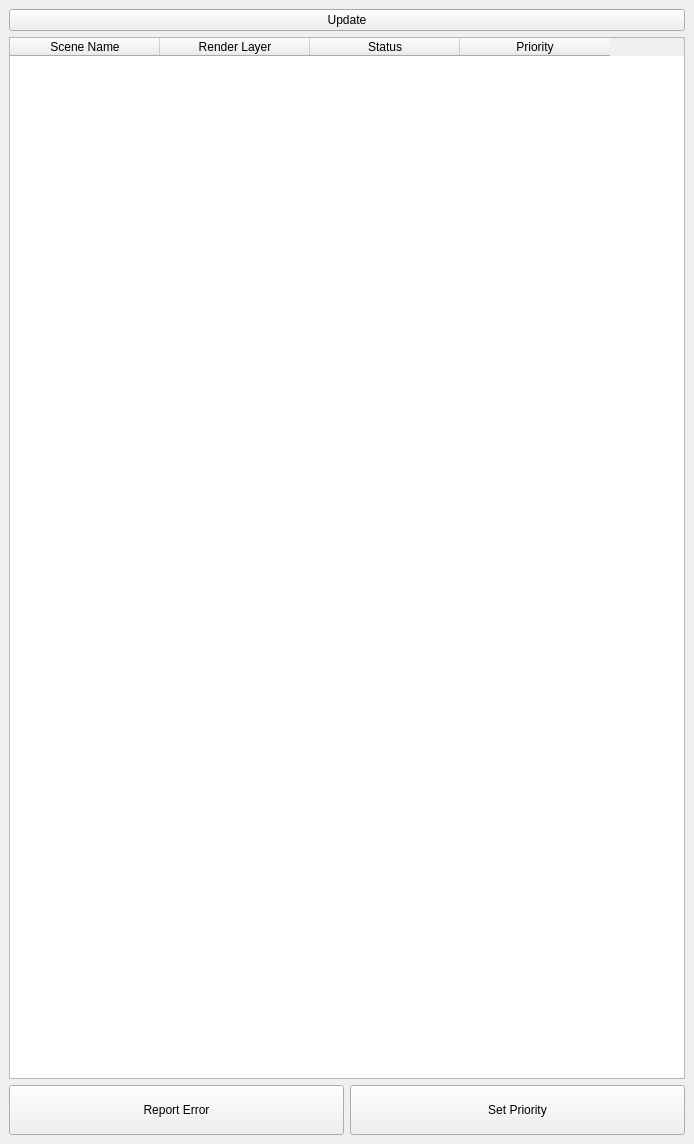
Qt form ui/CompStack_mainWindow.ui (vfxsnake/MVM_Pipe) before a commit.
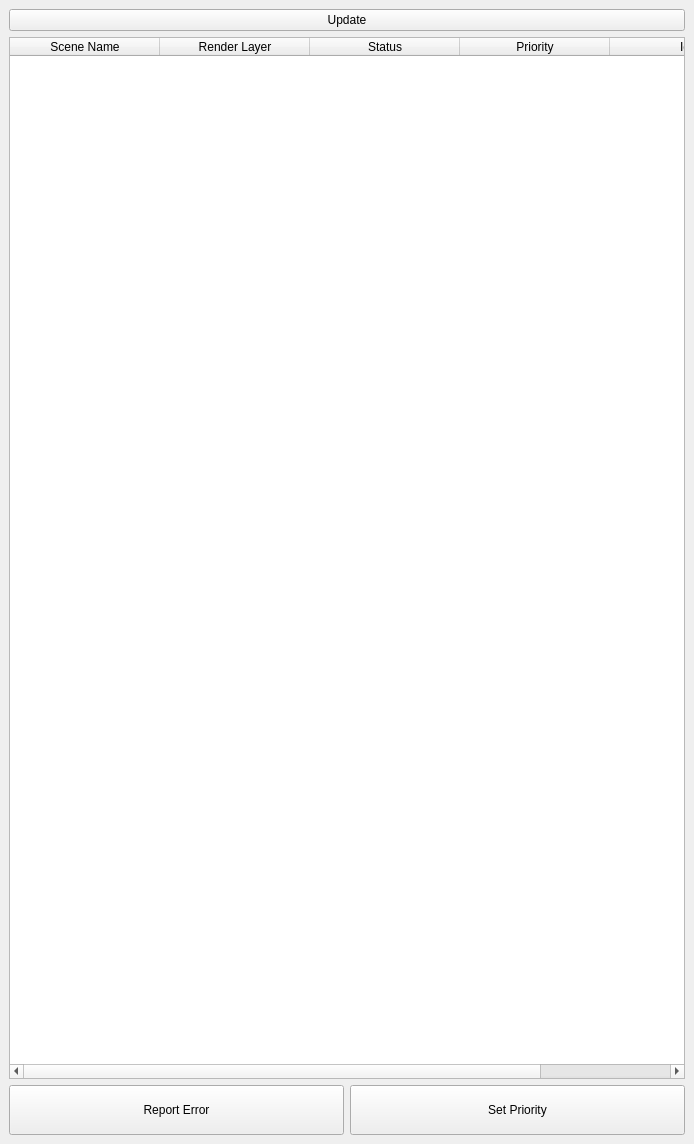
The same form after that commit.

The edit to the form file:
```diff
--- a/ui/CompStack_mainWindow.ui
+++ b/ui/CompStack_mainWindow.ui
@@ -65,6 +65,11 @@
           <string>Priority</string>
          </property>
         </column>
+        <column>
+         <property name="text">
+          <string>Id</string>
+         </property>
+        </column>
        </widget>
       </item>
       <item>
```
